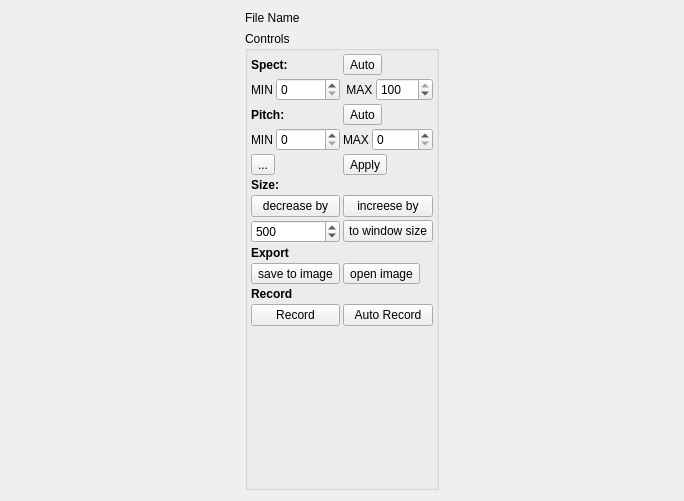
First picture: the form in graphswindow.ui, repository zhitko/inton-trainer, before the edit.
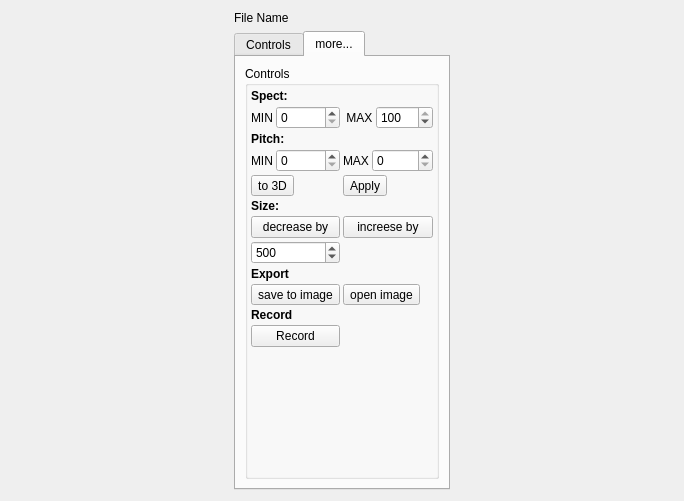
Second picture: the form after the edit. The open tabs and pages were chosen to show the change. Icons and pictures are not drawn.

Commit message: add split graph UI to simple and extended parts, add auto open settings

What changed in the file:
```diff
--- a/graphswindow.ui
+++ b/graphswindow.ui
@@ -51,6 +51,88 @@
       </widget>
      </item>
      <item>
+      <widget class="QTabWidget" name="tabWidget">
+       <property name="sizePolicy">
+        <sizepolicy hsizetype="Fixed" vsizetype="Expanding">
+         <horstretch>0</horstretch>
+         <verstretch>0</verstretch>
+        </sizepolicy>
+       </property>
+       <property name="currentIndex">
+        <number>0</number>
+       </property>
+       <widget class="QWidget" name="tab_2">
+        <attribute name="title">
+         <string>Controls</string>
+        </attribute>
+        <layout class="QVBoxLayout" name="verticalLayout_3">
+         <item>
+          <widget class="QGroupBox" name="groupBox_2">
+           <property name="title">
+            <string>GroupBox</string>
+           </property>
+           <layout class="QFormLayout" name="formLayout">
+            <item row="0" column="0">
+             <widget class="QToolButton" name="specAutoBtn">
+              <property name="text">
+               <string>Spect Auto</string>
+              </property>
+              <property name="icon">
+               <iconset resource="icons.qrc">
+                <normaloff>:/icons/icons/audio_wave-26.png</normaloff>:/icons/icons/audio_wave-26.png</iconset>
+              </property>
+              <property name="toolButtonStyle">
+               <enum>Qt::ToolButtonTextBesideIcon</enum>
+              </property>
+             </widget>
+            </item>
+            <item row="0" column="1">
+             <widget class="QToolButton" name="pitchAutoBtn">
+              <property name="text">
+               <string>Pitch Auto</string>
+              </property>
+              <property name="icon">
+               <iconset resource="icons.qrc">
+                <normaloff>:/icons/icons/audio_wave-26.png</normaloff>:/icons/icons/audio_wave-26.png</iconset>
+              </property>
+              <property name="toolButtonStyle">
+               <enum>Qt::ToolButtonTextBesideIcon</enum>
+              </property>
+             </widget>
+            </item>
+            <item row="2" column="0" colspan="2">
+             <widget class="QPushButton" name="fitBtn">
+              <property name="text">
+               <string>to window size</string>
+              </property>
+              <property name="icon">
+               <iconset resource="icons.qrc">
+                <normaloff>:/icons/icons/expand-26.png</normaloff>:/icons/icons/expand-26.png</iconset>
+              </property>
+             </widget>
+            </item>
+            <item row="3" column="0" colspan="2">
+             <widget class="QPushButton" name="autoRecordBtn">
+              <property name="text">
+               <string>Auto Record</string>
+              </property>
+              <property name="icon">
+               <iconset resource="icons.qrc">
+                <normaloff>:/icons/icons/voice_recognition_scan-26.png</normaloff>:/icons/icons/voice_recognition_scan-26.png</iconset>
+              </property>
+             </widget>
+            </item>
+           </layout>
+          </widget>
+         </item>
+        </layout>
+       </widget>
+       <widget class="QWidget" name="tab">
+        <attribute name="title">
+         <string>more...</string>
+        </attribute>
+        <layout class="QVBoxLayout" name="verticalLayout_2">
+         <item>
       <widget class="QGroupBox" name="groupBox">
        <property name="sizePolicy">
         <sizepolicy hsizetype="Fixed" vsizetype="Minimum">
@@ -83,133 +165,7 @@
         <property name="spacing">
          <number>3</number>
         </property>
-        <item row="10" column="2">
-         <widget class="QToolButton" name="openImage">
-          <property name="text">
-           <string>open image</string>
-          </property>
-          <property name="icon">
-           <iconset resource="icons.qrc">
-            <normaloff>:/icons/icons/image_file-26.png</normaloff>:/icons/icons/image_file-26.png</iconset>
-          </property>
-          <property name="toolButtonStyle">
-           <enum>Qt::ToolButtonTextBesideIcon</enum>
-          </property>
-         </widget>
-        </item>
         <item row="2" column="2">
-         <widget class="QToolButton" name="pitchAutoBtn">
-          <property name="text">
-           <string>Auto</string>
-          </property>
-          <property name="icon">
-           <iconset resource="icons.qrc">
-            <normaloff>:/icons/icons/audio_wave-26.png</normaloff>:/icons/icons/audio_wave-26.png</iconset>
-          </property>
-          <property name="toolButtonStyle">
-           <enum>Qt::ToolButtonTextBesideIcon</enum>
-          </property>
-         </widget>
-        </item>
-        <item row="1" column="0">
-         <layout class="QHBoxLayout" name="horizontalLayout_4">
-          <item>
-           <widget class="QLabel" name="label_9">
-            <property name="sizePolicy">
-             <sizepolicy hsizetype="Fixed" vsizetype="Preferred">
-              <horstretch>0</horstretch>
-              <verstretch>0</verstretch>
-             </sizepolicy>
-            </property>
-            <property name="text">
-             <string>MIN</string>
-            </property>
-           </widget>
-          </item>
-          <item>
-           <widget class="QSpinBox" name="specMinSpin">
-            <property name="maximum">
-             <number>100</number>
-            </property>
-           </widget>
-          </item>
-         </layout>
-        </item>
-        <item row="3" column="0">
-         <layout class="QHBoxLayout" name="horizontalLayout">
-          <item>
-           <widget class="QLabel" name="label_7">
-            <property name="sizePolicy">
-             <sizepolicy hsizetype="Fixed" vsizetype="Preferred">
-              <horstretch>0</horstretch>
-              <verstretch>0</verstretch>
-             </sizepolicy>
-            </property>
-            <property name="text">
-             <string>MIN</string>
-            </property>
-           </widget>
-          </item>
-          <item>
-           <widget class="QSpinBox" name="pitchMinSpin">
-            <property name="sizePolicy">
-             <sizepolicy hsizetype="Minimum" vsizetype="Fixed">
-              <horstretch>0</horstretch>
-              <verstretch>0</verstretch>
-             </sizepolicy>
-            </property>
-            <property name="maximum">
-             <number>99999</number>
-            </property>
-            <property name="singleStep">
-             <number>10</number>
-            </property>
-           </widget>
-          </item>
-         </layout>
-        </item>
-        <item row="4" column="2">
-         <widget class="QToolButton" name="applyBtn">
-          <property name="text">
-           <string>Apply</string>
-          </property>
-          <property name="icon">
-           <iconset resource="icons.qrc">
-            <normaloff>:/icons/icons/ok-26.png</normaloff>:/icons/icons/ok-26.png</iconset>
-          </property>
-          <property name="toolButtonStyle">
-           <enum>Qt::ToolButtonTextBesideIcon</enum>
-          </property>
-         </widget>
-        </item>
-        <item row="0" column="0">
-         <widget class="QLabel" name="label_5">
-          <property name="font">
-           <font>
-            <weight>75</weight>
-            <bold>true</bold>
-           </font>
-          </property>
-          <property name="text">
-           <string>Spect:</string>
-          </property>
-         </widget>
-        </item>
-        <item row="0" column="2">
-         <widget class="QToolButton" name="specAutoBtn">
-          <property name="text">
-           <string>Auto</string>
-          </property>
-          <property name="icon">
-           <iconset resource="icons.qrc">
-            <normaloff>:/icons/icons/audio_wave-26.png</normaloff>:/icons/icons/audio_wave-26.png</iconset>
-          </property>
-          <property name="toolButtonStyle">
-           <enum>Qt::ToolButtonTextBesideIcon</enum>
-          </property>
-         </widget>
-        </item>
-        <item row="1" column="2">
          <layout class="QHBoxLayout" name="horizontalLayout_5">
           <item>
            <widget class="QLabel" name="label_10">
@@ -236,7 +192,20 @@
           </item>
          </layout>
         </item>
-        <item row="6" column="2">
+            <item row="1" column="0">
+             <widget class="QLabel" name="label_5">
+              <property name="font">
+               <font>
+                <weight>75</weight>
+                <bold>true</bold>
+               </font>
+              </property>
+              <property name="text">
+               <string>Spect:</string>
+              </property>
+             </widget>
+            </item>
+            <item row="7" column="2">
          <widget class="QPushButton" name="moreBtn">
           <property name="text">
            <string>increese by</string>
@@ -247,58 +216,21 @@
           </property>
          </widget>
         </item>
-        <item row="2" column="0">
-         <widget class="QLabel" name="label_6">
-          <property name="font">
-           <font>
-            <weight>75</weight>
-            <bold>true</bold>
-           </font>
-          </property>
+            <item row="5" column="2">
+             <widget class="QToolButton" name="applyBtn">
           <property name="text">
-           <string>Pitch:</string>
-          </property>
-         </widget>
-        </item>
-        <item row="8" column="2">
-         <widget class="QPushButton" name="fitBtn">
-          <property name="text">
-           <string>to window size</string>
-          </property>
+               <string>Apply</string>
+              </property>
           <property name="icon">
            <iconset resource="icons.qrc">
-            <normaloff>:/icons/icons/expand-26.png</normaloff>:/icons/icons/expand-26.png</iconset>
-          </property>
-         </widget>
-        </item>
-        <item row="8" column="0">
-         <widget class="QSpinBox" name="scaleStepSpin">
-          <property name="minimum">
-           <number>1</number>
-          </property>
-          <property name="maximum">
-           <number>1000</number>
-          </property>
-          <property name="singleStep">
-           <number>10</number>
-          </property>
-          <property name="value">
-           <number>500</number>
-          </property>
-         </widget>
-        </item>
-        <item row="6" column="0">
-         <widget class="QPushButton" name="lessBtn">
-          <property name="text">
-           <string>decrease by</string>
-          </property>
-          <property name="icon">
-           <iconset resource="icons.qrc">
-            <normaloff>:/icons/icons/zoom_out-26.png</normaloff>:/icons/icons/zoom_out-26.png</iconset>
-          </property>
-         </widget>
-        </item>
-        <item row="13" column="0">
+                <normaloff>:/icons/icons/ok-26.png</normaloff>:/icons/icons/ok-26.png</iconset>
+              </property>
+              <property name="toolButtonStyle">
+               <enum>Qt::ToolButtonTextBesideIcon</enum>
+              </property>
+             </widget>
+            </item>
+            <item row="14" column="0">
          <spacer name="verticalSpacer">
           <property name="orientation">
            <enum>Qt::Vertical</enum>
@@ -311,47 +243,35 @@
           </property>
          </spacer>
         </item>
-        <item row="3" column="2">
-         <layout class="QHBoxLayout" name="horizontalLayout_3">
-          <item>
-           <widget class="QLabel" name="label_8">
-            <property name="sizePolicy">
-             <sizepolicy hsizetype="Fixed" vsizetype="Preferred">
-              <horstretch>0</horstretch>
-              <verstretch>0</verstretch>
-             </sizepolicy>
-            </property>
+            <item row="11" column="0">
+             <widget class="QToolButton" name="saveImage">
             <property name="text">
-             <string>MAX</string>
-            </property>
-           </widget>
-          </item>
-          <item>
-           <widget class="QSpinBox" name="pitchMaxSpin">
-            <property name="maximum">
-             <number>99999</number>
-            </property>
-            <property name="singleStep">
-             <number>10</number>
-            </property>
-           </widget>
-          </item>
-         </layout>
+               <string>save to image</string>
+              </property>
+              <property name="icon">
+               <iconset resource="icons.qrc">
+                <normaloff>:/icons/icons/screenshot-26.png</normaloff>:/icons/icons/screenshot-26.png</iconset>
+              </property>
+              <property name="toolButtonStyle">
+               <enum>Qt::ToolButtonTextBesideIcon</enum>
+              </property>
+             </widget>
         </item>
         <item row="5" column="0">
-         <widget class="QLabel" name="sizeLabel">
-          <property name="font">
-           <font>
-            <weight>75</weight>
-            <bold>true</bold>
-           </font>
-          </property>
+             <widget class="QToolButton" name="to3DBtn">
           <property name="text">
-           <string>Size:</string>
+               <string>to 3D</string>
+              </property>
+              <property name="icon">
+               <iconset resource="icons.qrc">
+                <normaloff>:/icons/icons/fantasy-26.png</normaloff>:/icons/icons/fantasy-26.png</iconset>
+              </property>
+              <property name="toolButtonStyle">
+               <enum>Qt::ToolButtonTextBesideIcon</enum>
           </property>
          </widget>
         </item>
-        <item row="9" column="0">
+            <item row="10" column="0">
          <widget class="QLabel" name="label_4">
           <property name="font">
            <font>
@@ -367,59 +287,186 @@
           </property>
          </widget>
         </item>
-        <item row="10" column="0">
-         <widget class="QToolButton" name="saveImage">
+            <item row="9" column="0">
+             <widget class="QSpinBox" name="scaleStepSpin">
+              <property name="minimum">
+               <number>1</number>
+              </property>
+              <property name="maximum">
+               <number>1000</number>
+              </property>
+              <property name="singleStep">
+               <number>10</number>
+              </property>
+              <property name="value">
+               <number>500</number>
+              </property>
+             </widget>
+            </item>
+            <item row="7" column="0">
+             <widget class="QPushButton" name="lessBtn">
           <property name="text">
-           <string>save to image</string>
+               <string>decrease by</string>
           </property>
           <property name="icon">
            <iconset resource="icons.qrc">
-            <normaloff>:/icons/icons/screenshot-26.png</normaloff>:/icons/icons/screenshot-26.png</iconset>
+                <normaloff>:/icons/icons/zoom_out-26.png</normaloff>:/icons/icons/zoom_out-26.png</iconset>
+              </property>
+             </widget>
+            </item>
+            <item row="3" column="0">
+             <widget class="QLabel" name="label_6">
+              <property name="font">
+               <font>
+                <weight>75</weight>
+                <bold>true</bold>
+               </font>
+              </property>
+              <property name="text">
+               <string>Pitch:</string>
+              </property>
+             </widget>
+            </item>
+            <item row="11" column="2">
+             <widget class="QToolButton" name="openImage">
+              <property name="text">
+               <string>open image</string>
+              </property>
+              <property name="icon">
+               <iconset resource="icons.qrc">
+                <normaloff>:/icons/icons/image_file-26.png</normaloff>:/icons/icons/image_file-26.png</iconset>
           </property>
           <property name="toolButtonStyle">
            <enum>Qt::ToolButtonTextBesideIcon</enum>
           </property>
          </widget>
         </item>
+            <item row="2" column="0">
+             <layout class="QHBoxLayout" name="horizontalLayout_4">
+              <item>
+               <widget class="QLabel" name="label_9">
+                <property name="sizePolicy">
+                 <sizepolicy hsizetype="Fixed" vsizetype="Preferred">
+                  <horstretch>0</horstretch>
+                  <verstretch>0</verstretch>
+                 </sizepolicy>
+                </property>
+                <property name="text">
+                 <string>MIN</string>
+                </property>
+               </widget>
+              </item>
+              <item>
+               <widget class="QSpinBox" name="specMinSpin">
+                <property name="maximum">
+                 <number>100</number>
+                </property>
+               </widget>
+              </item>
+             </layout>
+            </item>
+            <item row="6" column="0">
+             <widget class="QLabel" name="sizeLabel">
+              <property name="font">
+               <font>
+                <weight>75</weight>
+                <bold>true</bold>
+               </font>
+              </property>
+              <property name="text">
+               <string>Size:</string>
+              </property>
+             </widget>
+            </item>
+            <item row="4" column="2">
+             <layout class="QHBoxLayout" name="horizontalLayout_3">
+              <item>
+               <widget class="QLabel" name="label_8">
+                <property name="sizePolicy">
+                 <sizepolicy hsizetype="Fixed" vsizetype="Preferred">
+                  <horstretch>0</horstretch>
+                  <verstretch>0</verstretch>
+                 </sizepolicy>
+                </property>
+                <property name="text">
+                 <string>MAX</string>
+                </property>
+               </widget>
+              </item>
+              <item>
+               <widget class="QSpinBox" name="pitchMaxSpin">
+                <property name="maximum">
+                 <number>99999</number>
+                </property>
+                <property name="singleStep">
+                 <number>10</number>
+                </property>
+               </widget>
+              </item>
+             </layout>
+            </item>
+            <item row="13" column="0">
+             <widget class="QPushButton" name="recordBtn">
+              <property name="text">
+               <string>Record</string>
+              </property>
+              <property name="icon">
+               <iconset resource="icons.qrc">
+                <normaloff>:/icons/icons/record-26.png</normaloff>:/icons/icons/record-26.png</iconset>
+              </property>
+             </widget>
+            </item>
         <item row="4" column="0">
-         <widget class="QToolButton" name="to3DBtn">
+             <layout class="QHBoxLayout" name="horizontalLayout">
+              <item>
+               <widget class="QLabel" name="label_7">
+                <property name="sizePolicy">
+                 <sizepolicy hsizetype="Fixed" vsizetype="Preferred">
+                  <horstretch>0</horstretch>
+                  <verstretch>0</verstretch>
+                 </sizepolicy>
+                </property>
           <property name="text">
-           <string>...</string>
-          </property>
-          <property name="icon">
-           <iconset resource="icons.qrc">
-            <normaloff>:/icons/icons/fantasy-26.png</normaloff>:/icons/icons/fantasy-26.png</iconset>
-          </property>
-         </widget>
-        </item>
-        <item row="11" column="0">
-         <widget class="QLabel" name="recordLabel">
-          <property name="font">
-           <font>
-            <weight>75</weight>
-            <bold>true</bold>
-           </font>
-          </property>
-          <property name="text">
-           <string>Record</string>
-          </property>
-         </widget>
+                 <string>MIN</string>
+                </property>
+               </widget>
+              </item>
+              <item>
+               <widget class="QSpinBox" name="pitchMinSpin">
+                <property name="sizePolicy">
+                 <sizepolicy hsizetype="Minimum" vsizetype="Fixed">
+                  <horstretch>0</horstretch>
+                  <verstretch>0</verstretch>
+                 </sizepolicy>
+                </property>
+                <property name="maximum">
+                 <number>99999</number>
+                </property>
+                <property name="singleStep">
+                 <number>10</number>
+                </property>
+               </widget>
+              </item>
+             </layout>
         </item>
         <item row="12" column="0">
-         <widget class="QPushButton" name="recordBtn">
+             <widget class="QLabel" name="recordLabel">
+              <property name="font">
+               <font>
+                <weight>75</weight>
+                <bold>true</bold>
+               </font>
+              </property>
           <property name="text">
            <string>Record</string>
           </property>
          </widget>
         </item>
-        <item row="12" column="2">
-         <widget class="QPushButton" name="autoRecordBtn">
-          <property name="text">
-           <string>Auto Record</string>
-          </property>
+           </layout>
          </widget>
         </item>
        </layout>
+       </widget>
       </widget>
      </item>
     </layout>
```
Lines whose indentation alone changed are shown as unchanged. The commit also changes 7 other files.
